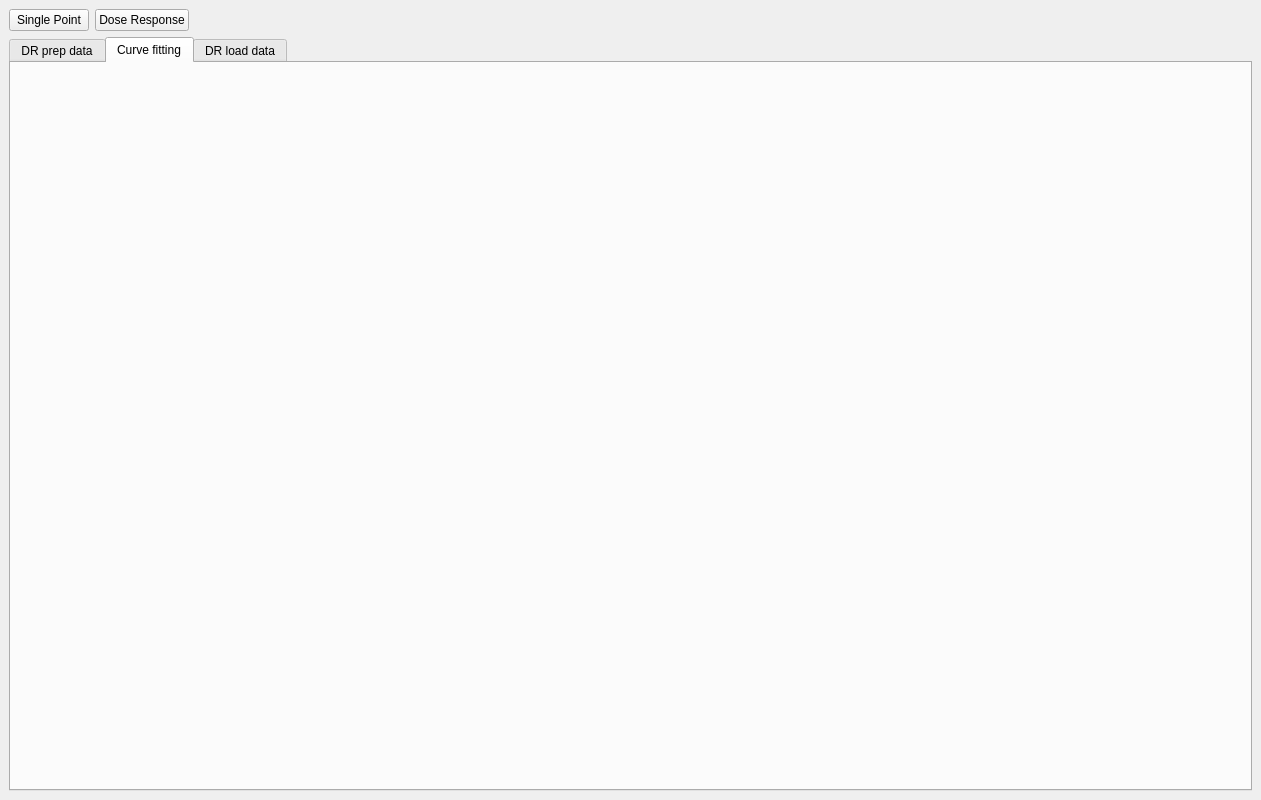
This is frontend/assets/doseResponseTab.ui in dahlbma/assayLoader as Qt 5 draws it before an edit. The edited form follows.
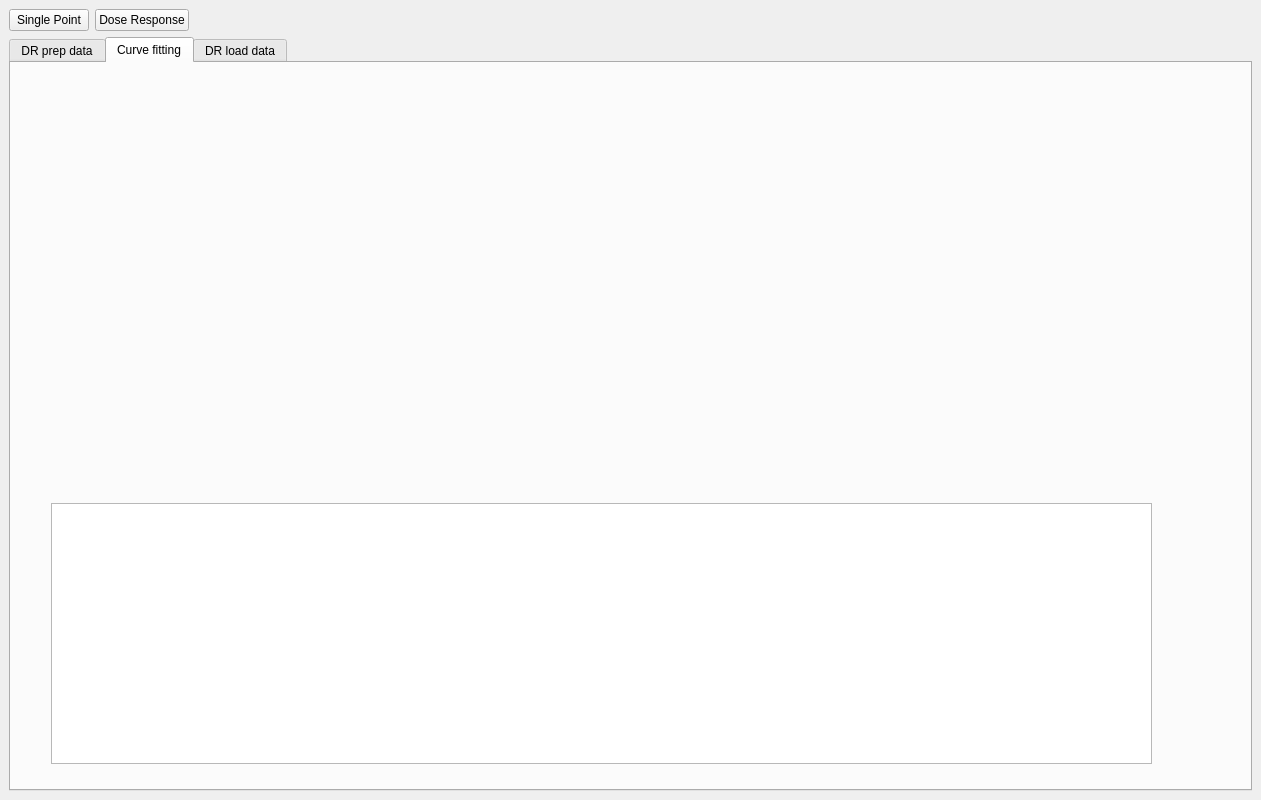
This is the edited form. The open tabs and pages were chosen to show the change.

```diff
--- a/frontend/assets/doseResponseTab.ui
+++ b/frontend/assets/doseResponseTab.ui
@@ -98,6 +98,16 @@
          <attribute name="title">
           <string>Curve fitting</string>
          </attribute>
+         <widget class="QTableView" name="tableView">
+          <property name="geometry">
+           <rect>
+            <x>40</x>
+            <y>440</y>
+            <width>1101</width>
+            <height>261</height>
+           </rect>
+          </property>
+         </widget>
         </widget>
         <widget class="QWidget" name="dr_load_data">
          <attribute name="title">
```
Left out of the diff: 2 changed lines with no effect on the pictures.
